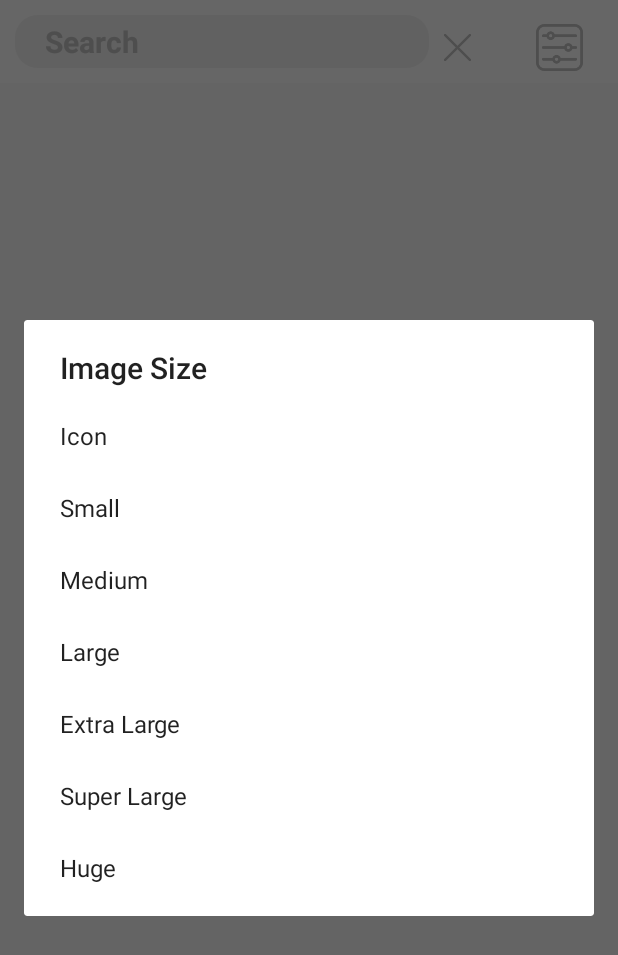
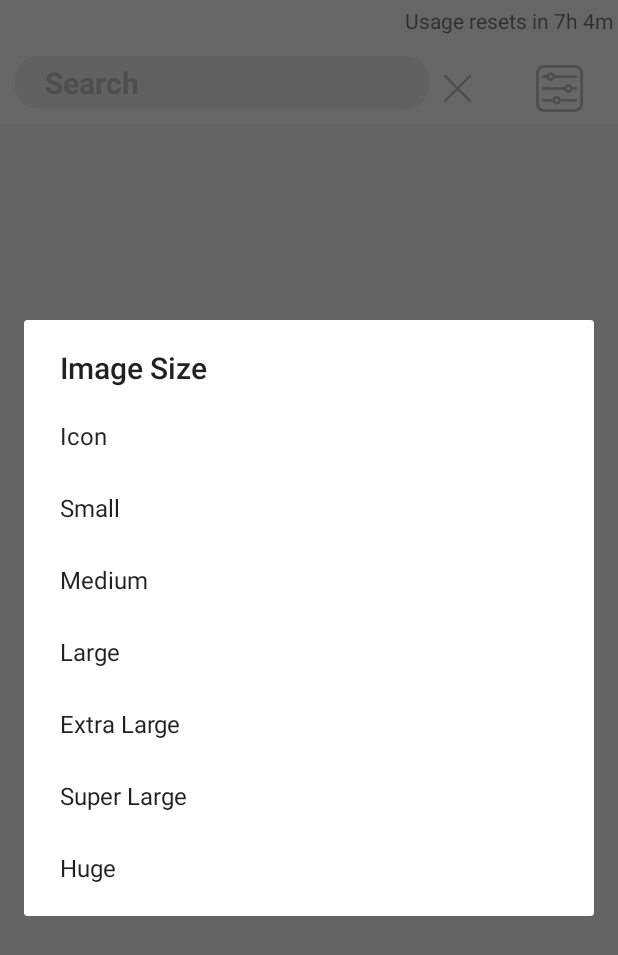
Before and after one commit to shaneapp/heisenberg, an Android app: the screen it shows after launch (ActivityCharacterSelect), after a tap on an icon or button, on a phone screen of 412 x 824 dp. Shown: the top 955 px of the screen. Run offline under Robolectric (Android 15) with nearby library versions, the phone set to English and light mode, and no system bars; our stand-ins replace RxJava; libraries missing offline, so code that uses them is left out: com.stfalcon.imageviewer; pictures from the network do not load.

Commit message:
add api usage calculation

```diff
--- a/app/build.gradle
+++ b/app/build.gradle
@@ -82,6 +82,8 @@ dependencies {
     // stfalcon image viewer
     implementation 'com.github.stfalcon:stfalcon-imageviewer:1.0.1'
 
+    implementation 'joda-time:joda-time:2.10.9'
+
     testImplementation("io.mockk:mockk:1.10.0")
     androidTestImplementation("io.mockk:mockk-android:1.10.0")
     androidTestImplementation 'androidx.arch.core:core-testing:2.1.0'
--- a/app/src/main/java/com/appleby/breakingbad/model/DataStore.kt
+++ b/app/src/main/java/com/appleby/breakingbad/model/DataStore.kt
@@ -4,6 +4,7 @@ import com.appleby.breakingbad.networkmodel.Image
 import com.appleby.breakingbad.networkmodel.Items
 
 object DataStore {
+    var googleApiUsageCounter = 0
     var imageFilter = "large"
     var lastSearch = arrayListOf<Items>()
 }
--- a/app/src/main/java/com/appleby/breakingbad/view/ui/ActivityCharacterSelect.kt
+++ b/app/src/main/java/com/appleby/breakingbad/view/ui/ActivityCharacterSelect.kt
@@ -22,6 +22,9 @@ import com.appleby.breakingbad.viewmodel.CharacterStates
 import com.bumptech.glide.Glide
 import com.stfalcon.imageviewer.StfalconImageViewer
 import kotlinx.android.synthetic.main.activity_main.*
+import org.joda.time.DateTime
+import org.joda.time.DateTimeZone
+import org.joda.time.Period
 
 class ActivityCharacterSelect : AppCompatActivity() {
 
@@ -92,10 +95,25 @@ class ActivityCharacterSelect : AppCompatActivity() {
     override fun onResume() {
         super.onResume()
 
+        refreshUsageInfo()
+    }
+
+    private fun refreshUsageInfo() {
+        val timeZone = DateTimeZone.forID("America/Los_Angeles")
+        val midnightInPT = DateTime(timeZone).plusDays(1).withTimeAtStartOfDay()
+        val timeBetweenNowAndMidnightPT = Period(DateTime.now(), midnightInPT)
+        if (DataStore.googleApiUsageCounter < 1) {
+            tvApiUsage.text =
+                "Usage resets in ${timeBetweenNowAndMidnightPT.hours}h ${timeBetweenNowAndMidnightPT.minutes}m"
+        } else {
+            tvApiUsage.text = DataStore.googleApiUsageCounter.toString()
+        }
     }
 
     private fun updateRecyclerView() {
         var filteredCharacters = DataStore.lastSearch
+
+        refreshUsageInfo()
 
 //        val nameFilter = etSearch.text
 //        if (nameFilter.isNotEmpty()) {
--- a/app/src/main/java/com/appleby/breakingbad/viewmodel/CharacterListViewModel.kt
+++ b/app/src/main/java/com/appleby/breakingbad/viewmodel/CharacterListViewModel.kt
@@ -31,6 +31,7 @@ class CharacterListViewModel : ViewModel() {
                 if (characterResponse.isSuccessful) {
                     characterResponse.body()?.let {
 
+                        DataStore.googleApiUsageCounter -= 1
                         DataStore.lastSearch.addAll(it.items)
                         _result.value = CharacterStates.NetworkSuccess
 
--- a/app/src/main/res/layout/activity_main.xml
+++ b/app/src/main/res/layout/activity_main.xml
@@ -5,6 +5,15 @@
     android:layout_width="match_parent"
     android:layout_height="match_parent"
     android:orientation="vertical">
+
+    <TextView
+        android:id="@+id/tvApiUsage"
+        android:layout_width="match_parent"
+        android:layout_height="wrap_content"
+        android:background="@color/colorPrimary"
+        android:padding="4dp"
+        android:gravity="end"
+        tools:text="Usage resets in x hours y minutes"/>
 
     <LinearLayout
         android:layout_width="match_parent"
```
